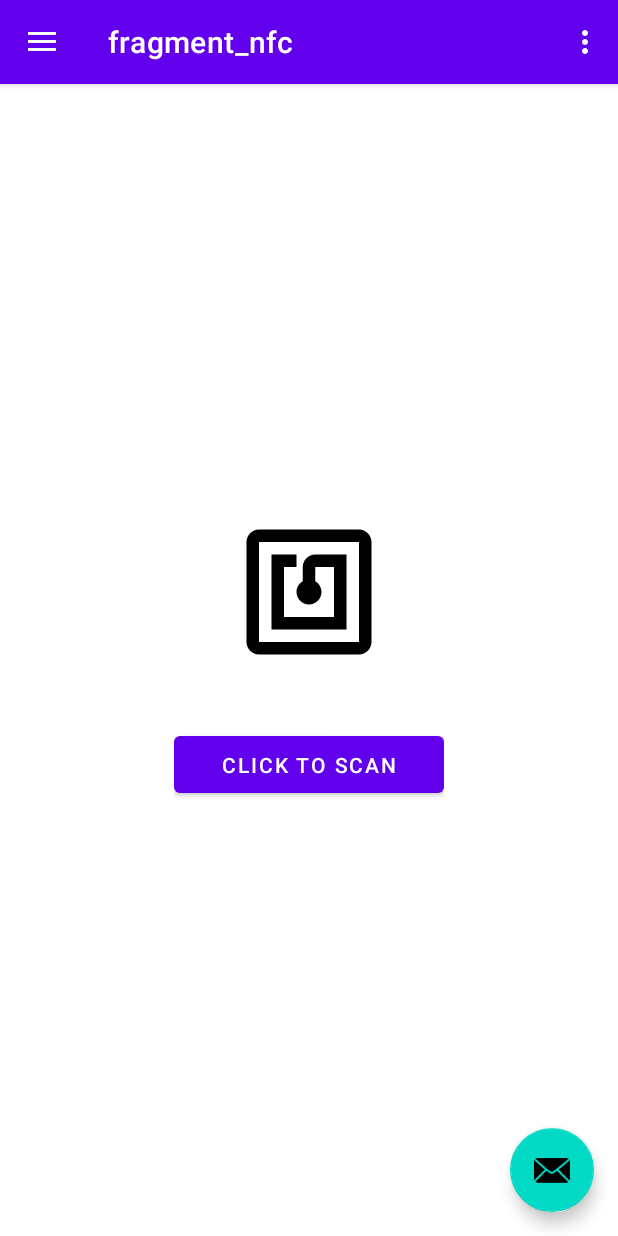
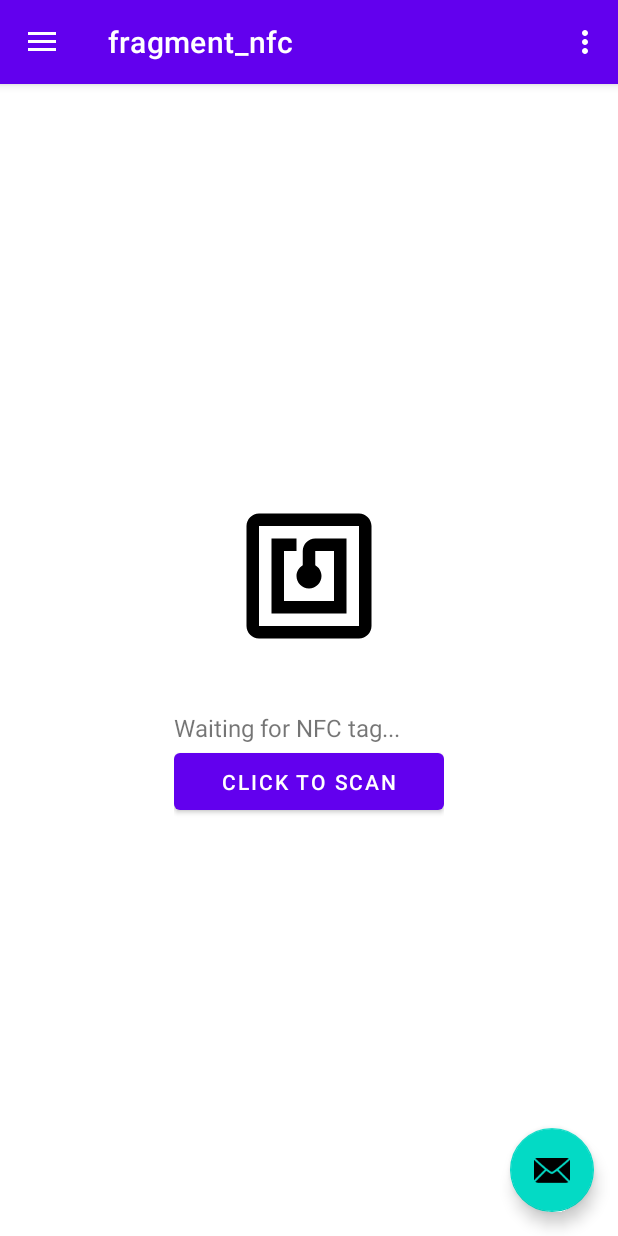
Before and after one commit to michaelfantozzi123/PocKotlin, an Android app: the nfc screen opened through its navigation route, on a phone screen of 412 x 824 dp. Run offline under Robolectric (Android 15) with nearby library versions, the phone set to English and light mode, and no system bars; our stand-ins replace navigation-ui.

Commit message:
nfc part 2

```diff
--- a/app/src/main/res/layout/fragment_nfc.xml
+++ b/app/src/main/res/layout/fragment_nfc.xml
@@ -29,6 +29,13 @@
                 android:layout_width="match_parent"
                 android:layout_height="40dp"/>
 
+            <TextView
+                android:id="@+id/textView_nfc_status"
+                android:layout_width="wrap_content"
+                android:layout_height="wrap_content"
+                android:text="Waiting for NFC tag..."
+                android:textSize="16sp"/>
+
             <Button
                 android:id="@+id/nfcButton"
                 android:layout_width="180dp"
```
Also changed, not shown: app/src/main/java/com/example/pockotlin/nfc.kt (+4 -6 lines).
